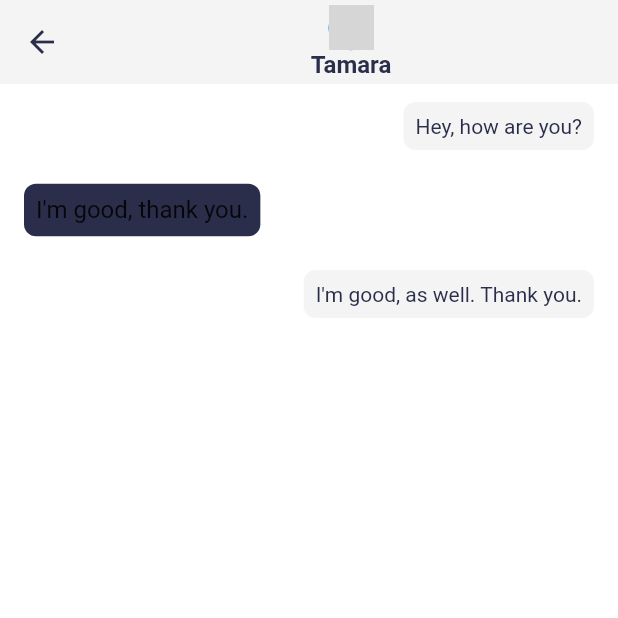
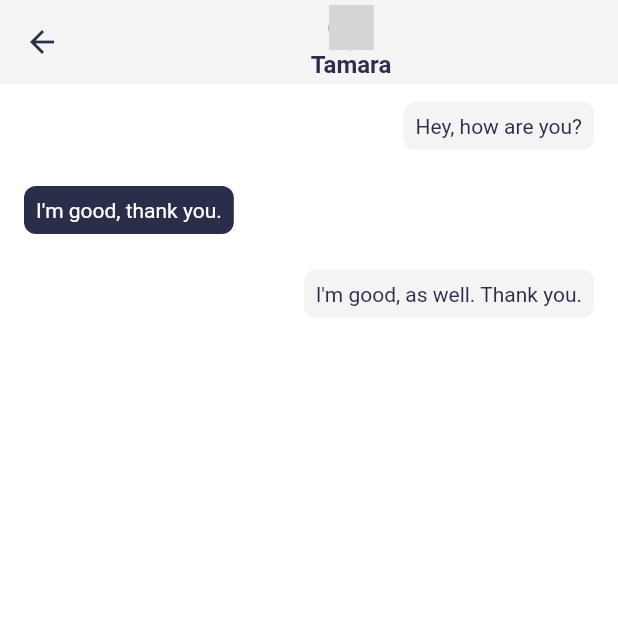
Before and after one commit to anurup1207/Dating_app, a Flutter app: the screen it shows after launch, after a tap on "Tamara", on a phone screen of 412 x 824 dp, the top half of it. Run offline on Flutter 3.47's test engine with Material 2 defaults, Android fonts, the phone set to English and light mode, and no system bars; our stand-ins replace equatable, flutter_bloc, flutter_svg, step_progress_indicator; network calls fail; Roboto replaces fonts that are missing (Optima); grey boxes are pictures that could not be loaded.

Commit message:
second commit:

```diff
--- a/lib/screens/chat/chat_screen.dart
+++ b/lib/screens/chat/chat_screen.dart
@@ -67,7 +67,12 @@ class ChatScreen extends StatelessWidget {
                                       BorderRadius.all(Radius.circular(8.0)),
                                 ),
                                 child: Text(
-                                    userMatch.chat![0].messages[index].message),
+                                  userMatch.chat![0].messages[index].message,
+                                  style: Theme.of(context)
+                                      .textTheme
+                                      .headline6!
+                                      .copyWith(color: Colors.white),
+                                ),
                               ),
                             ),
                     );
```
